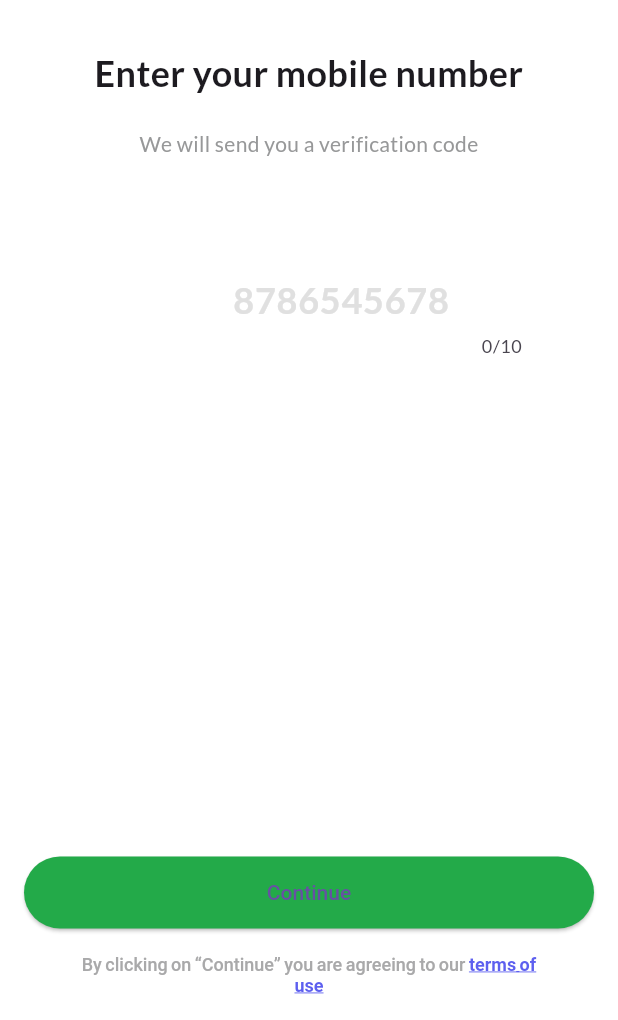
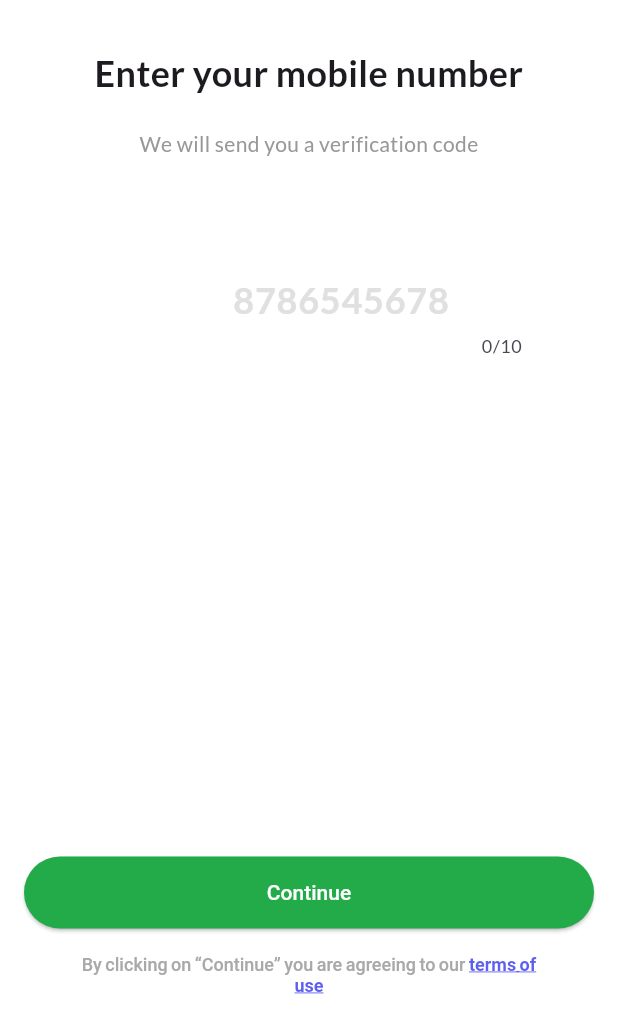
Before and after one commit to MrSajidShaikh/e_commrce, a Flutter app: the RegistrationScreen screen opened by its route, on a phone screen of 412 x 824 dp, the part 216-1236 px from its top. Run offline on Flutter 3.47's test engine with Material 3 defaults, Android fonts, the light colour scheme and no system bars; our stand-ins replace google_fonts.

Commit message:
23-04-2024

```diff
--- a/lib/screens/LogInPage.dart
+++ b/lib/screens/LogInPage.dart
@@ -118,7 +118,7 @@ class RegistrationScreen extends StatelessWidget {
                       shape: StadiumBorder(),
                       backgroundColor: Color(0xff23AA49),
                     ),
-                    child: Text("Continue")),
+                    child: Text("Continue",style: TextStyle(color: Colors.white),)),
               ),
               SizedBox(
                 height: 16,
```
